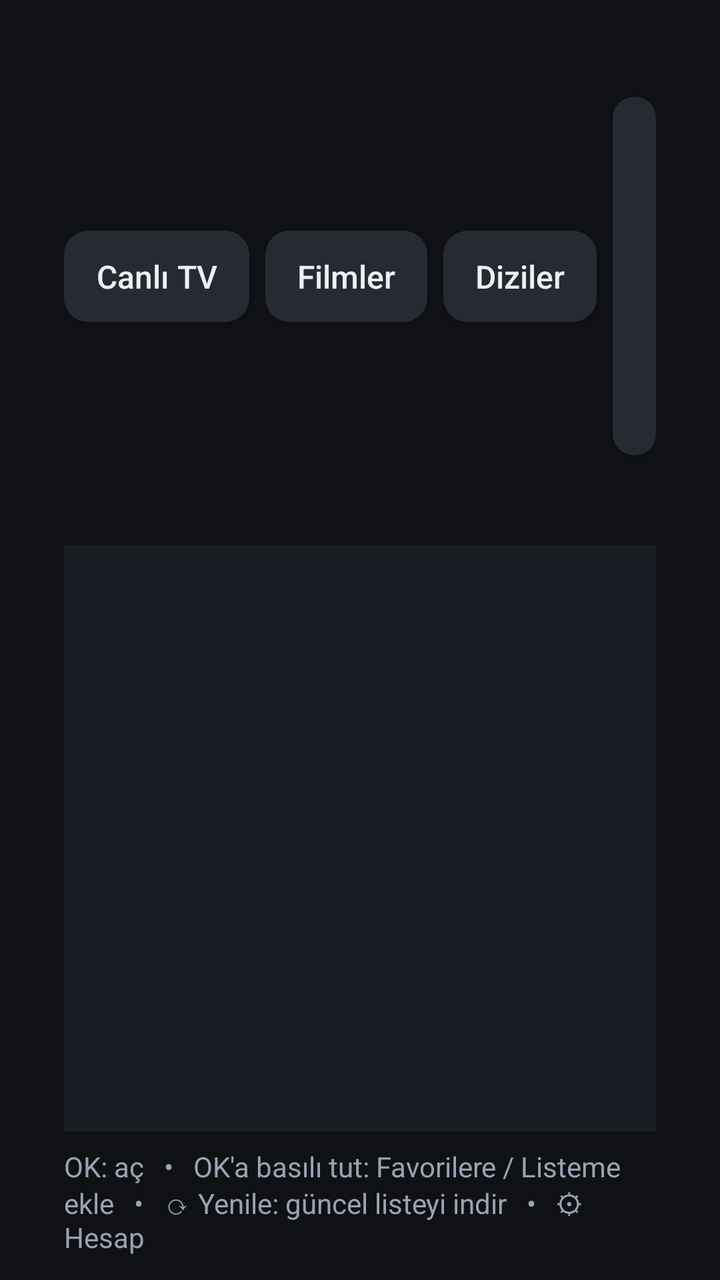
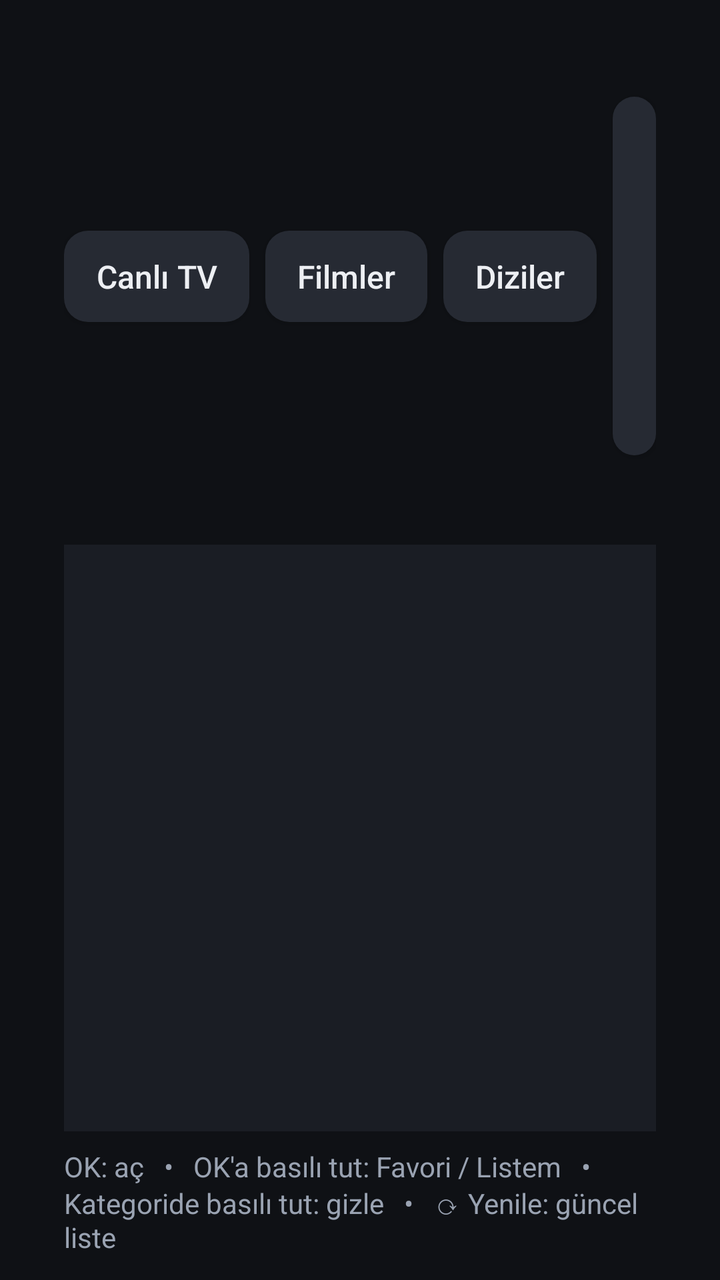

Compare the two renders of this Android layout. The source of the first and the diff that turns it into the second are given below.
<!-- AndroidManifest.xml: application theme AppTheme -->
<!-- res/layout/activity_channels.xml -->
<?xml version="1.0" encoding="utf-8"?>
<LinearLayout xmlns:android="http://schemas.android.com/apk/res/android"
    android:layout_width="match_parent"
    android:layout_height="match_parent"
    android:background="@color/bg"
    android:orientation="vertical"
    android:paddingLeft="32dp"
    android:paddingTop="20dp"
    android:paddingRight="32dp"
    android:paddingBottom="12dp">

    <LinearLayout
        android:layout_width="match_parent"
        android:layout_height="wrap_content"
        android:gravity="center_vertical"
        android:orientation="horizontal">

        <Button
            android:id="@+id/tabLive"
            style="@style/Btn"
            android:text="Canlı TV" />

        <Button
            android:id="@+id/tabMovies"
            style="@style/Btn"
            android:layout_marginLeft="8dp"
            android:text="Filmler" />

        <Button
            android:id="@+id/tabSeries"
            style="@style/Btn"
            android:layout_marginLeft="8dp"
            android:text="Diziler" />

        <Button
            android:id="@+id/tabList"
            style="@style/Btn"
            android:layout_marginLeft="8dp"
            android:text="☰ Listem" />

        <Button
            android:id="@+id/tabFav"
            style="@style/Btn"
            android:layout_marginLeft="8dp"
            android:text="★ Favoriler" />

        <EditText
            android:id="@+id/etSearch"
            style="@style/Input"
            android:layout_width="0dp"
            android:layout_marginLeft="16dp"
            android:layout_marginTop="0dp"
            android:layout_weight="1"
            android:hint="Ara…"
            android:imeOptions="actionSearch"
            android:inputType="text"
            android:padding="10dp"
            android:textSize="16sp" />

        <Button
            android:id="@+id/btnReload"
            style="@style/Btn"
            android:layout_marginLeft="8dp"
            android:text="⟳ Yenile" />

        <Button
            android:id="@+id/btnAccount"
            style="@style/Btn"
            android:layout_marginLeft="8dp"
            android:text="⚙" />
    </LinearLayout>

    <FrameLayout
        android:layout_width="match_parent"
        android:layout_height="0dp"
        android:layout_marginTop="16dp"
        android:layout_weight="1">

        <LinearLayout
            android:layout_width="match_parent"
            android:layout_height="match_parent"
            android:orientation="horizontal">

            <androidx.recyclerview.widget.RecyclerView
                android:id="@+id/rvCategories"
                android:layout_width="300dp"
                android:layout_height="match_parent"
                android:background="@color/panel"
                android:clipToPadding="false"
                android:padding="8dp" />

            <androidx.recyclerview.widget.RecyclerView
                android:id="@+id/rvChannels"
                android:layout_width="0dp"
                android:layout_height="match_parent"
                android:layout_marginLeft="16dp"
                android:layout_weight="1"
                android:clipToPadding="false"
                android:padding="4dp" />
        </LinearLayout>

        <LinearLayout
            android:id="@+id/loading"
            android:layout_width="wrap_content"
            android:layout_height="wrap_content"
            android:layout_gravity="center"
            android:gravity="center"
            android:orientation="vertical"
            android:visibility="gone">

            <ProgressBar
                android:layout_width="56dp"
                android:layout_height="56dp" />

            <TextView
                android:id="@+id/tvLoading"
                android:layout_width="wrap_content"
                android:layout_height="wrap_content"
                android:layout_marginTop="12dp"
                android:textColor="@color/text_dim"
                android:textSize="16sp" />
        </LinearLayout>

        <TextView
            android:id="@+id/tvEmpty"
            android:layout_width="wrap_content"
            android:layout_height="wrap_content"
            android:layout_gravity="center"
            android:layout_marginLeft="300dp"
            android:gravity="center"
            android:padding="24dp"
            android:textColor="@color/text_dim"
            android:textSize="18sp"
            android:visibility="gone" />
    </FrameLayout>

    <TextView
        android:id="@+id/tvHint"
        android:layout_width="match_parent"
        android:layout_height="wrap_content"
        android:layout_marginTop="8dp"
        android:text="OK: aç   •   OK'a basılı tut: Favorilere / Listeme ekle   •   ⟳ Yenile: güncel listeyi indir   •   ⚙ Hesap"
        android:textColor="@color/text_dim"
        android:textSize="14sp" />
</LinearLayout>
<!-- resources referenced by this layout -->
<resources>
  <color name="bg">#0F1115</color>
  <color name="panel">#1A1D24</color>
  <color name="text_dim">#9AA3B2</color>
  <style name="Btn">
          <item name="android:layout_width">wrap_content</item>
          <item name="android:layout_height">wrap_content</item>
          <item name="android:background">@drawable/bg_button</item>
          <item name="android:textColor">@color/item_text</item>
          <item name="android:textAllCaps">false</item>
          <item name="android:textSize">16sp</item>
          <item name="android:paddingLeft">16dp</item>
          <item name="android:paddingRight">16dp</item>
          <item name="android:paddingTop">12dp</item>
          <item name="android:paddingBottom">12dp</item>
          <item name="android:minHeight">0dp</item>
          <item name="android:minWidth">0dp</item>
          <item name="android:focusable">true</item>
      </style>
  <style name="Input">
          <item name="android:layout_width">match_parent</item>
          <item name="android:layout_height">wrap_content</item>
          <item name="android:layout_marginTop">12dp</item>
          <item name="android:background">@drawable/bg_input</item>
          <item name="android:padding">14dp</item>
          <item name="android:textColor">@color/text</item>
          <item name="android:textColorHint">@color/text_dim</item>
          <item name="android:textSize">18sp</item>
          <item name="android:singleLine">true</item>
          <item name="android:imeOptions">actionNext</item>
      </style>
  <style name="AppTheme" parent="Theme.AppCompat.NoActionBar">
          <item name="android:windowBackground">@color/bg</item>
          <item name="colorPrimary">@color/accent</item>
          <item name="colorPrimaryDark">@color/bg</item>
          <item name="colorAccent">@color/accent</item>
          <item name="android:textColorPrimary">@color/text</item>
          <item name="android:textColorSecondary">@color/text_dim</item>
      </style>
  <!-- drawable bg_button (drawable) -->
  <?xml version="1.0" encoding="utf-8"?>
  <selector xmlns:android="http://schemas.android.com/apk/res/android">
      <item android:state_focused="true">
          <shape>
              <solid android:color="@color/accent" />
              <corners android:radius="12dp" />
          </shape>
      </item>
      <item android:state_activated="true">
          <shape>
              <solid android:color="@color/panel_light" />
              <stroke android:width="2dp" android:color="@color/accent" />
              <corners android:radius="12dp" />
          </shape>
      </item>
      <item>
          <shape>
              <solid android:color="@color/panel_light" />
              <corners android:radius="12dp" />
          </shape>
      </item>
  </selector>
  <!-- drawable bg_input (drawable) -->
  <?xml version="1.0" encoding="utf-8"?>
  <selector xmlns:android="http://schemas.android.com/apk/res/android">
      <item android:state_focused="true">
          <shape>
              <solid android:color="@color/panel" />
              <stroke android:width="2dp" android:color="@color/accent" />
              <corners android:radius="10dp" />
          </shape>
      </item>
      <item>
          <shape>
              <solid android:color="@color/panel" />
              <stroke android:width="1dp" android:color="@color/line" />
              <corners android:radius="10dp" />
          </shape>
      </item>
  </selector>
  <color name="text">#EDEFF3</color>
  <color name="accent">#2FD3A6</color>
  <color name="panel_light">#262A33</color>
  <color name="line">#3A4250</color>
</resources>

<!-- the commit's change to res/layout/activity_channels.xml (unified diff, before → after) -->
@@ -139,7 +139,7 @@
         android:layout_width="match_parent"
         android:layout_height="wrap_content"
         android:layout_marginTop="8dp"
-        android:text="OK: aç   •   OK'a basılı tut: Favorilere / Listeme ekle   •   ⟳ Yenile: güncel listeyi indir   •   ⚙ Hesap"
+        android:text="OK: aç   •   OK'a basılı tut: Favori / Listem   •   Kategoride basılı tut: gizle   •   ⟳ Yenile: güncel liste"
         android:textColor="@color/text_dim"
         android:textSize="14sp" />
 </LinearLayout>
